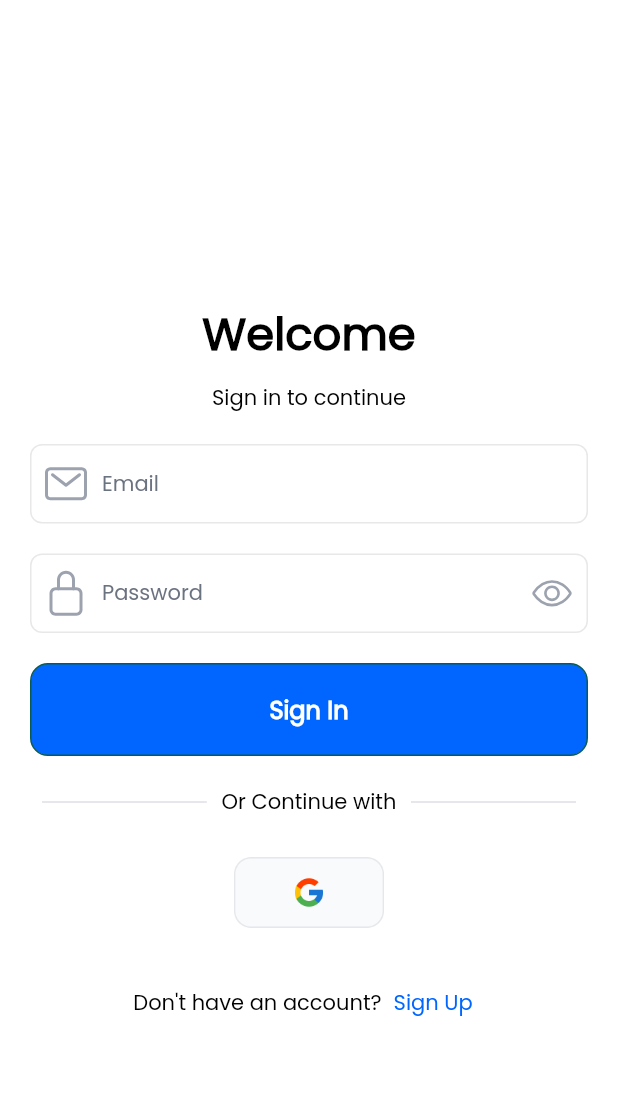
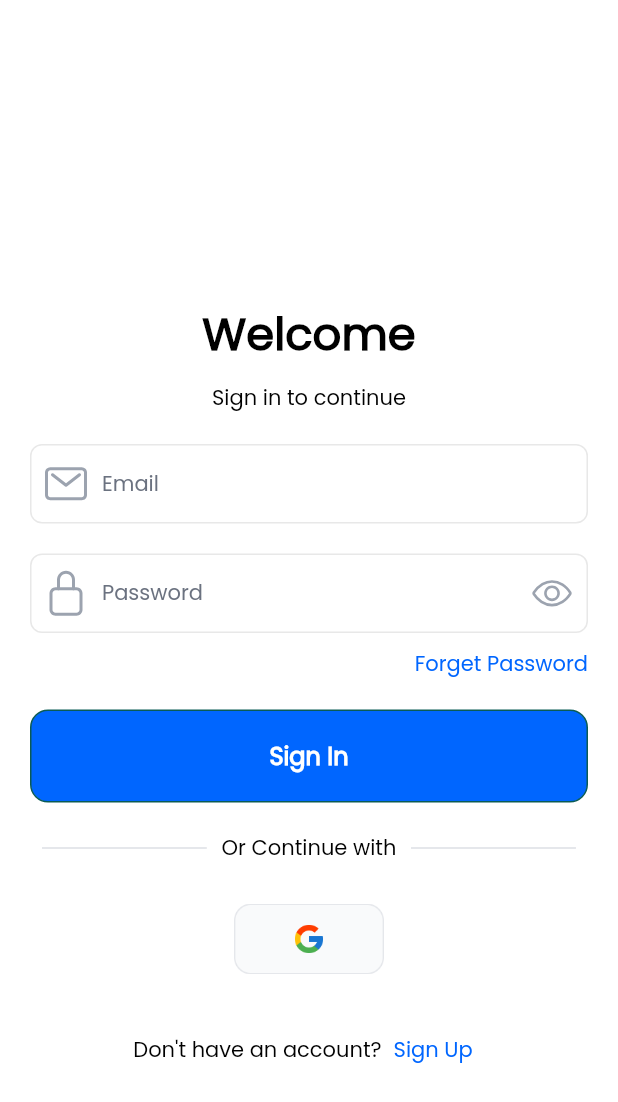
Before and after one commit to zobayerdev/Tour_Guide_Flutter, a Flutter app: the SignUpScreen screen opened by its route, after a tap on "Sign In", on a phone screen of 412 x 824 dp. Shown: the top 1102 px of the screen. Run offline on Flutter 3.47's test engine with Material 3 defaults, Android fonts, the light colour scheme and no system bars; our stand-ins replace dio, flutter_svg, fluttertoast, get, get_it, get_storage and 2 more; accounts and stored records are empty.

Commit message:
forget pass, otp & new pass screen fully complete

```diff
--- a/lib/assets_helper/app_colors.dart
+++ b/lib/assets_helper/app_colors.dart
@@ -1,7 +1,6 @@
 import 'package:flutter/material.dart';
 
-class AppColors{
-
+class AppColors {
   static const Color primaryColor = Color(0xFF0066FF);
   static const Color whiteColor = Color(0xFFFFFFFF);
   static const Color blackColor = Color(0xFF000000);
@@ -26,6 +25,7 @@ static const Color c0A5B55 = Color(0xFF0A5B55);
   static const Color cA8A8A8 = Color(0xFFA8A8A8);
   static const Color cE8E8E8 = Color(0xFFE8E8E8);
   static const Color cCFCFCF = Color(0xFFCFCFCF);
+  static const Color cEAE4E1 = Color(0xFFEAE4E1);
 
   static const Color secondaryColor = Color(0xFFFFB75A);
   static const Color primaruDarki = Color(0xFF02BF65);
@@ -123,6 +123,4 @@ static const Color white = Color(0xFFFFFFFF);
   static const Color borderColor = Color(0xFFDDDDDD);
   static const Color shadowText = Color(0xFFF1F2F7);
   static const Color shadowText2 = Color(0xFFB0B0B0);
-
-
 }
--- a/lib/assets_helper/app_icons.dart
+++ b/lib/assets_helper/app_icons.dart
@@ -7,4 +7,19 @@ class AppIcons {
   static const String emailSvg = '$iconsRoute/email_svg.svg';
   static const String lockSvg = '$iconsRoute/lock_svg.svg';
   static const String eyeSvg = '$iconsRoute/eye_svg.svg';
+  static const String exploreBlue = '$iconsRoute/explore_blue.svg';
+  static const String exploreGrey = '$iconsRoute/explore_grey.svg';
+  static const String help = '$iconsRoute/help.svg';
+  static const String homeBlue = '$iconsRoute/home_blue.svg';
+  static const String locationPost = '$iconsRoute/location_post.svg';
+  static const String logoutSvg = '$iconsRoute/logout.svg';
+  static const String notificationSvg = '$iconsRoute/notification.svg';
+  static const String passwordSvg = '$iconsRoute/password.svg';
+  static const String phoneSvg = '$iconsRoute/phone.svg';
+  static const String privacyPolicySvg = '$iconsRoute/privacy_policy.svg';
+  static const String privacySvg = '$iconsRoute/privacy.svg';
+  static const String profileGrey = '$iconsRoute/profile_grey.svg';
+  static const String profileSvg = '$iconsRoute/profile.svg';
+  static const String savedGrey = '$iconsRoute/saved_grey.svg';
+  static const String leftArrow = '$iconsRoute/left_arrow.svg';
 }
--- a/lib/common_widgets/custom_appbar.dart
+++ b/lib/common_widgets/custom_appbar.dart
@@ -34,7 +34,7 @@ class CustomAppBar extends StatelessWidget implements PreferredSizeWidget {
                   NavigationService.goBack;
                 },
                 child: SvgPicture.asset(
-                  AppIcons.arrowPrevious,
+                  AppIcons.leftArrow,
                   height: 28,
                   width: 28,
                 ),
--- a/lib/features/auth_screen/sign_in_screen/presentation/sign_in_screen.dart
+++ b/lib/features/auth_screen/sign_in_screen/presentation/sign_in_screen.dart
@@ -77,6 +77,25 @@ class _SignInScreenState extends State<SignInScreen> {
                     ),
                     hintTextColor: AppColors.c6B7280,
                   ),
+                  SizedBox(
+                    height: 10,
+                  ),
+                  Row(
+                    mainAxisAlignment: MainAxisAlignment.end,
+                    children: [
+                      GestureDetector(
+                        onTap: () {
+                          NavigationService.navigateTo(Routes.forgotPassScreen);
+                        },
+                        child: Text(
+                          "Forget Password",
+                          style: TextFontStyle.textStyle14w500Poppins.copyWith(
+                            color: AppColors.primaryColor,
+                          ),
+                        ),
+                      ),
+                    ],
+                  ),
                   const SizedBox(
                     height: 20,
                   ),
--- a/lib/helpers/all_routes.dart
+++ b/lib/helpers/all_routes.dart
@@ -1,5 +1,8 @@
 import 'dart:io';
 
+import 'package:boylar_plate/features/auth_screen/forget_pass_screen/presentation/forget_pass_screen.dart';
+import 'package:boylar_plate/features/auth_screen/new_pass_screen/presentation/new_pass_screen.dart';
+import 'package:boylar_plate/features/auth_screen/otp_screen/presentation/otp_screen.dart';
 import 'package:boylar_plate/features/auth_screen/sign_in_screen/presentation/sign_in_screen.dart';
 import 'package:boylar_plate/features/auth_screen/sign_up_screen/presentation/sign_up_screen.dart';
 import 'package:flutter/cupertino.dart';
@@ -12,6 +15,9 @@ final class Routes {
   // ################## Auth User #####################
   static const String signInScreen = '/sign_in_screen';
   static const String signUpScreen = '/sign_up_screen';
+  static const String forgotPassScreen = '/forget_password_screen';
+  static const String createNewPassScreen = '/create-new_password_screen';
+  static const String userOTPScreen = '/user_otp_screen';
 }
 
 final class RouteGenerator {
@@ -30,6 +36,23 @@ final class RouteGenerator {
         return Platform.isAndroid
             ? _FadedTransitionRoute(widget: SignUpScreen(), settings: settings)
             : CupertinoPageRoute(builder: (context) => SignUpScreen());
+
+      case Routes.forgotPassScreen:
+        return Platform.isAndroid
+            ? _FadedTransitionRoute(
+                widget: ForgetPassScreen(), settings: settings)
+            : CupertinoPageRoute(builder: (context) => ForgetPassScreen());
+
+      case Routes.createNewPassScreen:
+        return Platform.isAndroid
+            ? _FadedTransitionRoute(
+                widget: CreateNewPassScreen(), settings: settings)
+            : CupertinoPageRoute(builder: (context) => CreateNewPassScreen());
+
+      case Routes.userOTPScreen:
+        return Platform.isAndroid
+            ? _FadedTransitionRoute(widget: UserOTPScreen(), settings: settings)
+            : CupertinoPageRoute(builder: (context) => UserOTPScreen());
 
       default:
         return null;
--- a/lib/main.dart
+++ b/lib/main.dart
@@ -7,7 +7,6 @@ import 'helpers/all_routes.dart';
 import 'helpers/di.dart';
 import 'helpers/helper_methods.dart';
 import 'helpers/navigation_service.dart';
-//import 'loading_screen.dart';
 import 'networks/dio/dio.dart';
 
 void main() async {
```
Also changed, not shown: lib/features/auth_screen/forget_pass_screen/presentation/forget_pass_screen.dart (+146 -0 lines), lib/features/auth_screen/new_pass_screen/presentation/new_pass_screen.dart (+72 -0 lines), lib/features/auth_screen/otp_screen/presentation/otp_screen.dart (+136 -0 lines), assets/icons/left_arrow.svg (added). Lines whose indentation alone changed are shown as unchanged.
